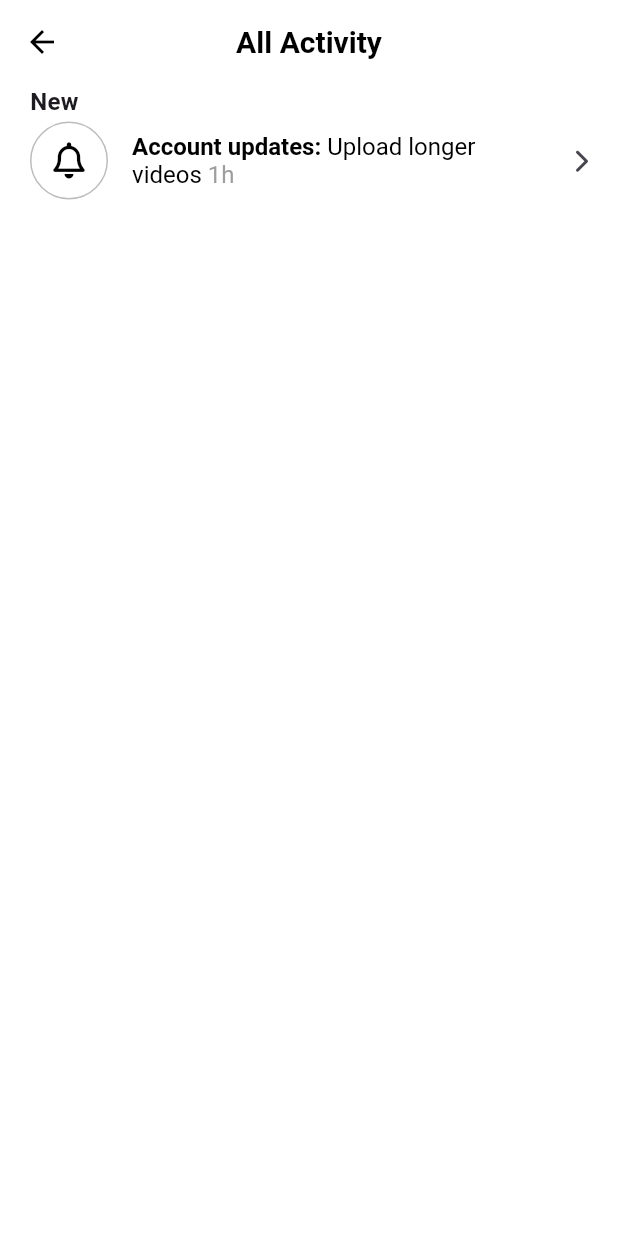
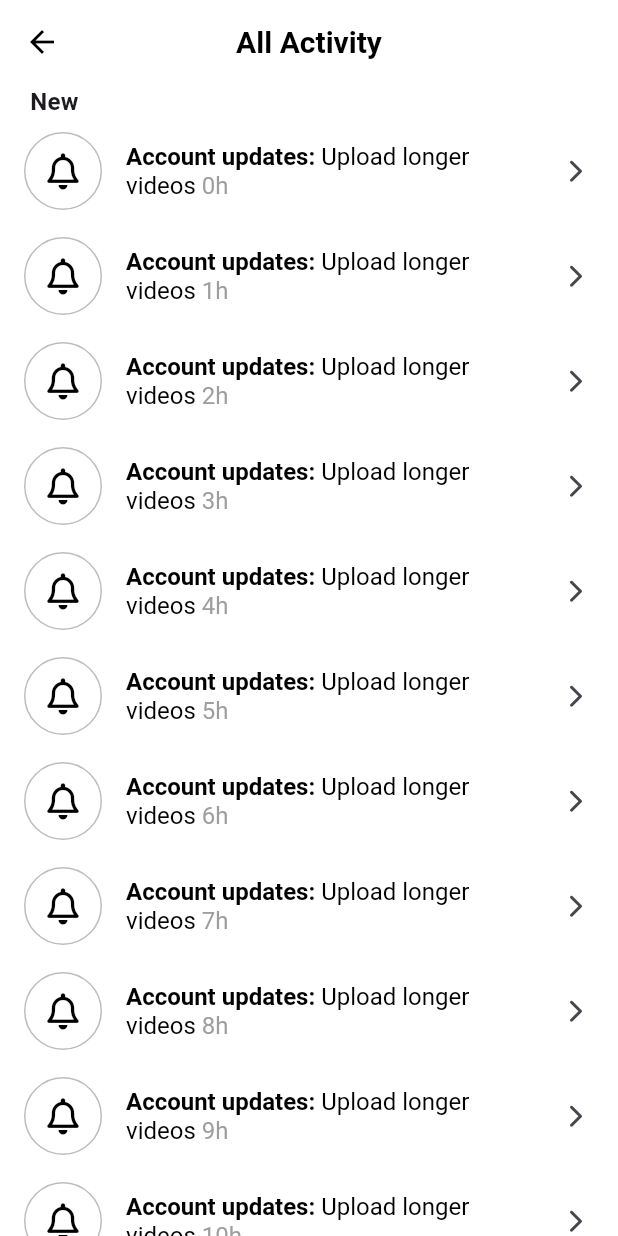
Before and after one commit to ardenspace/practice-flutter2, a Flutter app: the ActivityScreen screen opened directly, on a phone screen of 412 x 824 dp. Run offline on Flutter 3.47's test engine with Material 3 defaults, Android fonts, the phone set to English and light mode, and no system bars; our stand-ins replace font_awesome_flutter, video_player, visibility_detector.

Commit message:
feat: add activity screen

```diff
--- a/lib/features/inbox/activity_screen.dart
+++ b/lib/features/inbox/activity_screen.dart
@@ -3,29 +3,81 @@ import 'package:font_awesome_flutter/font_awesome_flutter.dart';
 import 'package:tiktok_clone/constants/gaps.dart';
 import 'package:tiktok_clone/constants/sizes.dart';
 
-class ActivityScreen extends StatelessWidget {
+class ActivityScreen extends StatefulWidget {
   const ActivityScreen({super.key});
+
+  @override
+  State<ActivityScreen> createState() =>
+      _ActivityScreenState();
+}
+
+class _ActivityScreenState extends State<ActivityScreen> {
+  final List<String> _notifications = List.generate(
+    20,
+    (index) => "${index}h",
+  );
+
+  void _onDismissed(String notification) {
+    setState(() {
+      _notifications.remove(notification);
+    });
+  }
 
   @override
   Widget build(BuildContext context) {
     return Scaffold(
       appBar: AppBar(title: const Text("All Activity")),
       body: ListView(
-        padding: const EdgeInsets.symmetric(
+        children: [
+          Gaps.h20,
+          const Padding(
+            padding: EdgeInsets.symmetric(
               horizontal: Sizes.size20,
             ),
-        children: [
-          Gaps.h20,
-          const Text(
+            child: Text(
               "New",
               style: TextStyle(
                 fontSize: Sizes.size16,
                 fontWeight: FontWeight.bold,
               ),
             ),
+          ),
           Gaps.h20,
-          ListTile(
-            contentPadding: EdgeInsets.zero,
+          for (var notification in _notifications)
+            Dismissible(
+              key: Key(notification),
+              onDismissed: (direction) =>
+                  _onDismissed(notification),
+              background: Container(
+                alignment: Alignment.centerLeft,
+                color: Colors.green,
+                child: const Padding(
+                  padding: EdgeInsets.only(
+                    left: Sizes.size10,
+                  ),
+                  child: FaIcon(
+                    FontAwesomeIcons.checkDouble,
+                    color: Colors.white,
+                    size: Sizes.size32,
+                  ),
+                ),
+              ),
+              secondaryBackground: Container(
+                alignment: Alignment.centerRight,
+                color: Colors.red,
+                child: const Padding(
+                  padding: EdgeInsets.only(
+                    right: Sizes.size10,
+                  ),
+                  child: FaIcon(
+                    FontAwesomeIcons.trashCan,
+                    color: Colors.white,
+                    size: Sizes.size32,
+                  ),
+                ),
+              ),
+              child: ListTile(
+                minVerticalPadding: Sizes.size16,
                 leading: Container(
                   width: Sizes.size52,
                   decoration: BoxDecoration(
@@ -59,7 +111,7 @@ class ActivityScreen extends StatelessWidget {
                         ),
                       ),
                       TextSpan(
-                    text: " 1h",
+                        text: ' $notification',
                         style: TextStyle(
                           fontWeight: FontWeight.normal,
                           color: Colors.grey.shade500,
@@ -73,6 +125,7 @@ class ActivityScreen extends StatelessWidget {
                   size: Sizes.size16,
                 ),
               ),
+            ),
         ],
       ),
     );
--- a/lib/features/inbox/inbox_screen.dart
+++ b/lib/features/inbox/inbox_screen.dart
@@ -11,7 +11,7 @@ class InboxScreen extends StatelessWidget {
   void _onActivityTap(BuildContext context) {
     Navigator.of(context).push(
       MaterialPageRoute(
-        builder: (context) => const ActivityScreen(),
+        builder: (context) => ActivityScreen(),
       ),
     );
   }
--- a/lib/main.dart
+++ b/lib/main.dart
@@ -1,6 +1,6 @@
 import 'package:flutter/material.dart';
 import 'package:tiktok_clone/constants/sizes.dart';
-import 'package:tiktok_clone/features/main_navigation/main_navigation_screen.dart';
+import 'package:tiktok_clone/features/inbox/activity_screen.dart';
 
 void main() {
   runApp(const TikTokApp());
@@ -36,7 +36,7 @@ class TikTokApp extends StatelessWidget {
           elevation: 2,
         ),
       ),
-      home: const MainNavigationScreen(),
+      home: ActivityScreen(),
     );
   }
 }
```
Lines whose indentation alone changed are shown as unchanged.
